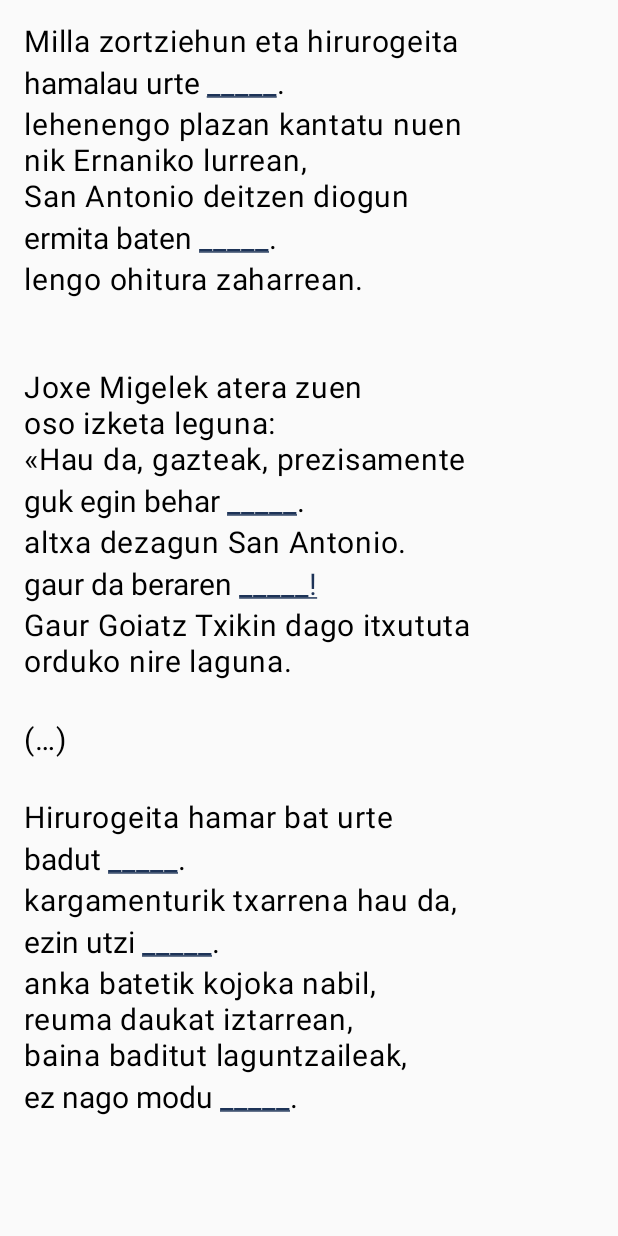
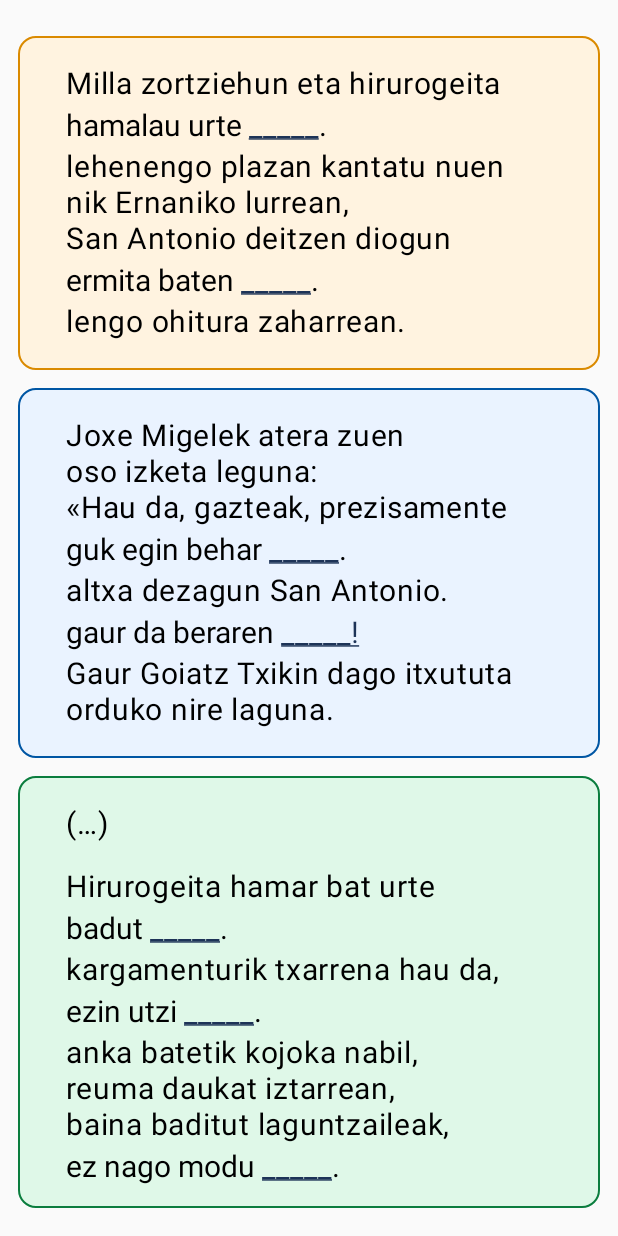
Before and after one commit to BeNaT4848/Didaktikapp, an Android app built with Jetpack Compose: the BertsoJolasaScreen screen opened through its navigation route, on a phone screen of 412 x 824 dp. Run offline under Robolectric (Android 15) with nearby library versions, the phone set to English and light mode, and no system bars; our stand-ins replace Room's generated code.

Commit message:
Refactor BertsoJolasa and BertsoJolasa2 components; introduce ParagraphCard for improved layout and styling

```diff
--- /dev/null
+++ b/app/src/main/java/com/example/errenteriaapp/components/ParagraphCard.kt
@@ -0,0 +1,35 @@
+package com.example.errenteriaapp.components
+
+import androidx.compose.foundation.BorderStroke
+import androidx.compose.foundation.layout.Column
+import androidx.compose.foundation.layout.ColumnScope
+import androidx.compose.foundation.layout.fillMaxWidth
+import androidx.compose.foundation.layout.navigationBarsPadding
+import androidx.compose.foundation.layout.padding
+import androidx.compose.material3.Card
+import androidx.compose.material3.CardDefaults
+import androidx.compose.runtime.Composable
+import androidx.compose.ui.Modifier
+import androidx.compose.ui.graphics.Color
+import androidx.compose.ui.unit.dp
+
+@Composable
+fun ParagraphCard(
+    backgroundColor: Color,
+    borderColor: Color,
+    modifier: Modifier = Modifier,
+    content: @Composable ColumnScope.() -> Unit
+) {
+    Card(
+        modifier = modifier
+            .fillMaxWidth()
+            .navigationBarsPadding()
+            .padding(horizontal = 12.dp),
+        colors = CardDefaults.cardColors(containerColor = backgroundColor),
+        border = BorderStroke(1.dp, borderColor)
+    ) {
+        Column(modifier = Modifier.padding(16.dp)) {
+            content()
+        }
+    }
+}
--- a/app/src/main/java/com/example/errenteriaapp/navigation/screens/BertsoJolasa.kt
+++ b/app/src/main/java/com/example/errenteriaapp/navigation/screens/BertsoJolasa.kt
@@ -3,10 +3,12 @@ package com.example.errenteriaapp.navigation.screens
 
 import androidx.compose.foundation.layout.Spacer
 import androidx.compose.foundation.layout.fillMaxWidth
+import androidx.compose.foundation.layout.height
 import androidx.compose.foundation.layout.padding
 import androidx.compose.foundation.lazy.LazyColumn
 import androidx.compose.runtime.Composable
 import androidx.compose.ui.Modifier
+import androidx.compose.ui.graphics.Color
 import androidx.compose.ui.platform.LocalContext
 import androidx.compose.ui.tooling.preview.Preview
 import androidx.compose.ui.unit.dp
@@ -15,6 +17,7 @@ import androidx.navigation.compose.rememberNavController
 import com.example.errenteriaapp.components.textoBertsoa
 import com.example.errenteriaapp.components.ClickableTextFunction
 import androidx.lifecycle.viewmodel.compose.viewModel
+import com.example.errenteriaapp.components.ParagraphCard
 import com.example.errenteriaapp.components.showFeedbackToast
 import com.example.errenteriaapp.database.viewModel.PuntuakViewModel
 import com.example.errenteriaapp.navigation.Routes
@@ -44,13 +47,13 @@ fun BertsoJolasaScreen(
     }
 
     LazyColumn(Modifier.fillMaxWidth()) {
+        item { Spacer(modifier = Modifier.padding(12.dp)) }
         item {
-            Spacer(modifier = Modifier.padding(6.dp))
-            textoBertsoa(
-                textobertsoa = "Milla zortziehun eta hirurogeita"
-            )
-        }
-        item {
+            ParagraphCard(
+                backgroundColor = Color(0xFFFFF3E0),
+                borderColor = Color(0xFFDA8A00)
+            ) {
+                textoBertsoa("Milla zortziehun eta hirurogeita")
                 ClickableTextFunction(
                     fulltext = "hamalau urte _____.",
                     clickableword = "_____",
@@ -65,15 +68,11 @@ fun BertsoJolasaScreen(
                     attemptKey = attempt,
                     resetOnAttempt = true
                 )
-        }
-        item {
                 textoBertsoa(
                     textobertsoa = "lehenengo plazan kantatu nuen\n" +
                             "nik Ernaniko lurrean,\n" +
                             "San Antonio deitzen diogun"
                 )
-        }
-        item {
                 ClickableTextFunction(
                     fulltext = "ermita baten _____.",
                     clickableword = "_____",
@@ -88,17 +87,20 @@ fun BertsoJolasaScreen(
                     attemptKey = attempt,
                     resetOnAttempt = true
                 )
+                textoBertsoa("lengo ohitura zaharrean.")
             }
+        }
+        item { Spacer(modifier = Modifier.height(12.dp)) }
         item {
+            ParagraphCard(
+                backgroundColor = Color(0xFFEAF3FF),
+                borderColor = Color(0xFF0056A3)
+            ) {
                 textoBertsoa(
-                textobertsoa = "lengo ohitura zaharrean.\n" +
-                        "\n" + "\n" +
-                        "Joxe Migelek atera zuen\n" +
+                    textobertsoa = "Joxe Migelek atera zuen\n" +
                             "oso izketa leguna:\n" +
                             "«Hau da, gazteak, prezisamente"
                 )
-        }
-        item {
                 ClickableTextFunction(
                     fulltext = "guk egin behar _____.",
                     clickableword = "_____",
@@ -113,13 +115,7 @@ fun BertsoJolasaScreen(
                     attemptKey = attempt,
                     resetOnAttempt = true
                 )
-        }
-        item {
-            textoBertsoa(
-                textobertsoa = "altxa dezagun San Antonio."
-            )
-        }
-        item {
+                textoBertsoa("altxa dezagun San Antonio.")
                 ClickableTextFunction(
                     fulltext = "gaur da beraren _____!",
                     clickableword = "_____!",
@@ -134,22 +130,21 @@ fun BertsoJolasaScreen(
                     attemptKey = attempt,
                     resetOnAttempt = true
                 )
-        }
-        item {
                 textoBertsoa(
                     textobertsoa = "Gaur Goiatz Txikin dago itxututa\n" +
                             "orduko nire laguna."
                 )
-            Spacer(modifier = Modifier.padding(10.dp))
-            textoBertsoa(
-                textobertsoa = "(…)"
-            )
-            Spacer(modifier = Modifier.padding(10.dp))
-            textoBertsoa(
-                textobertsoa = "Hirurogeita hamar bat urte"
-            )
             }
+        }
+        item { Spacer(modifier = Modifier.height(12.dp)) }
         item {
+            ParagraphCard(
+                backgroundColor = Color(0xFFDFF8E8),
+                borderColor = Color(0xFF0B7D3E)
+            ) {
+                textoBertsoa("(…)")
+                Spacer(modifier = Modifier.height(10.dp))
+                textoBertsoa("Hirurogeita hamar bat urte")
                 ClickableTextFunction(
                     fulltext = "badut _____.",
                     clickableword = "_____",
@@ -164,13 +159,7 @@ fun BertsoJolasaScreen(
                     attemptKey = attempt,
                     resetOnAttempt = true
                 )
-        }
-        item {
-            textoBertsoa(
-                textobertsoa = "kargamenturik txarrena hau da,"
-            )
-        }
-        item {
+                textoBertsoa("kargamenturik txarrena hau da,")
                 ClickableTextFunction(
                     fulltext = "ezin utzi _____.",
                     clickableword = "_____",
@@ -185,15 +174,11 @@ fun BertsoJolasaScreen(
                     attemptKey = attempt,
                     resetOnAttempt = true
                 )
-        }
-        item {
                 textoBertsoa(
                     textobertsoa = "anka batetik kojoka nabil,\n" +
                             "reuma daukat iztarrean,\n" +
                             "baina baditut laguntzaileak,"
                 )
-        }
-        item {
                 ClickableTextFunction(
                     fulltext = "ez nago modu _____.",
                     clickableword = "_____",
@@ -211,6 +196,7 @@ fun BertsoJolasaScreen(
             }
         }
     }
+}
 
 @Preview(showBackground = true)
 @Composable
--- a/app/src/main/java/com/example/errenteriaapp/navigation/screens/login.kt
+++ b/app/src/main/java/com/example/errenteriaapp/navigation/screens/login.kt
@@ -100,7 +100,7 @@ fun LoginScreen(
                 ) {
                     CharacterItemLogin(
                         imageRes = R.drawable.xanti_silla_hablando,
-                        name = "Xanti",  // Solo para accesibilidad
+                        name = "Xanti",
                         imageHeight = imageHeight
                     )
                 }
```
Also changed, not shown: app/src/main/java/com/example/errenteriaapp/components/BertsoDesplegablea.kt (+43 -12 lines), app/src/main/java/com/example/errenteriaapp/navigation/screens/BertsoJolasa2.kt (+19 -21 lines). Lines whose indentation alone changed are shown as unchanged.
